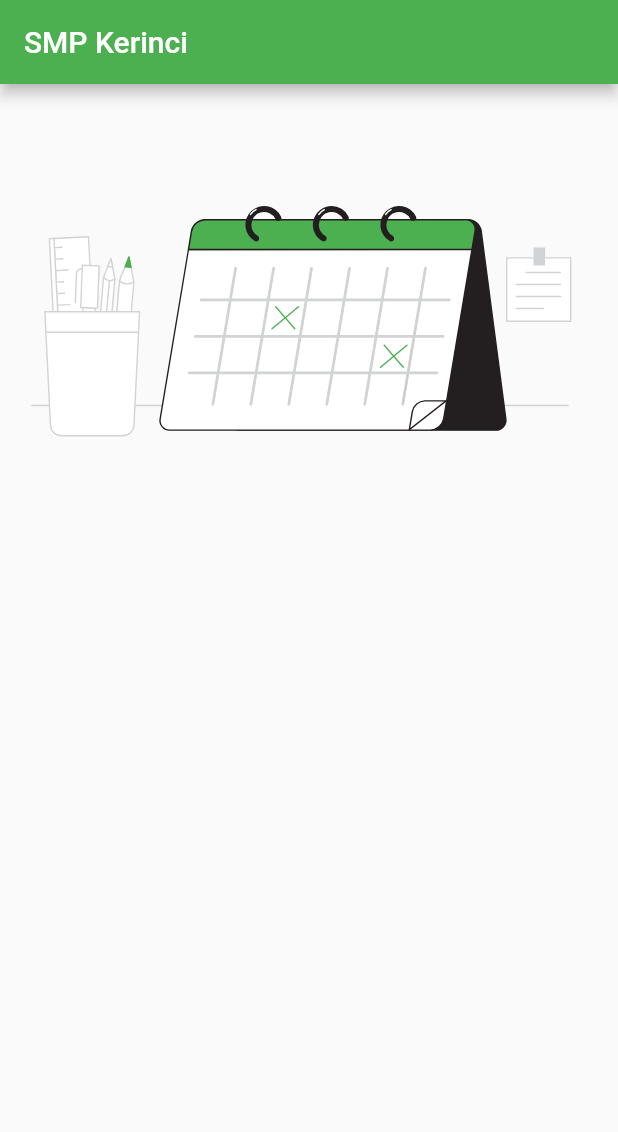
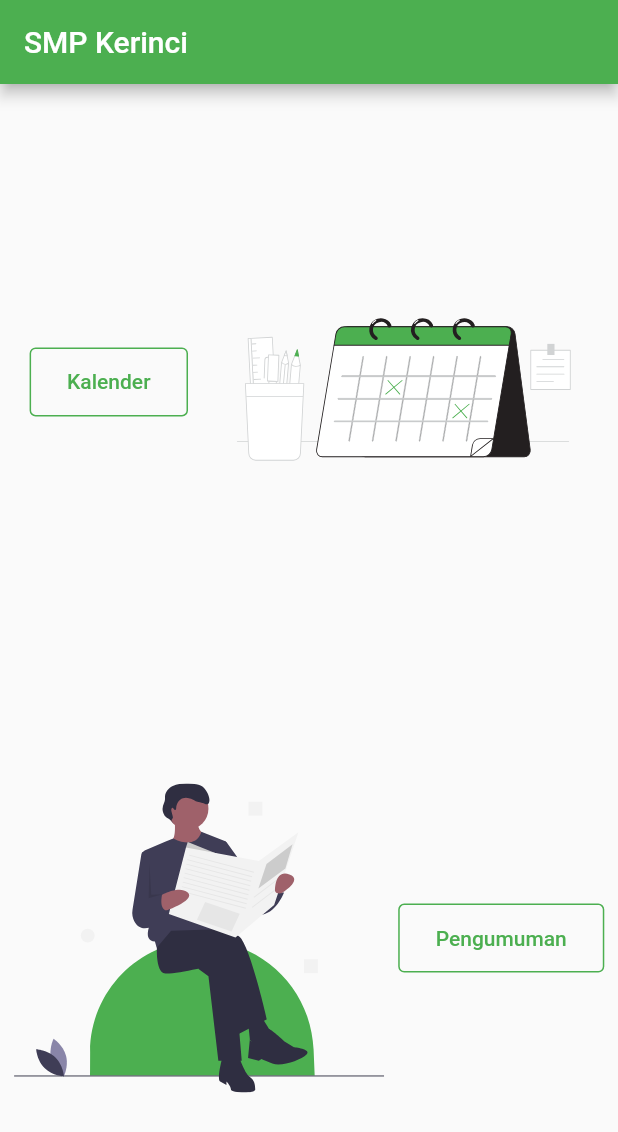
Before and after one commit to alfrirafles/smp_kerinci, a Flutter app: the screen it shows after launch, on a phone screen of 412 x 824 dp. Shown: the top 1132 px of the screen. Run offline on Flutter 3.47's test engine with Material 2 defaults, Android fonts, the phone set to English and light mode, and no system bars; our stand-ins replace flutter_svg.

Commit message:
Completed landing page

```diff
--- a/lib/pages/landing_page.dart
+++ b/lib/pages/landing_page.dart
@@ -1,27 +1,34 @@
 import 'package:flutter/material.dart';
 import 'package:smp_kerinci/pages/templates/base_page.dart';
-import 'package:flutter_svg/flutter_svg.dart';
+import 'package:smp_kerinci/utilities/constants.dart' as constants;
+import 'package:smp_kerinci/components/landing_banner.dart';
 
 class LandingPage extends StatelessWidget {
-  const LandingPage({Key? key}) : super(key: key);
-
   @override
   Widget build(BuildContext context) {
     return BasePage(
       topNavTitle: 'SMP Kerinci',
       body: Container(
         child: Column(
+          mainAxisAlignment: MainAxisAlignment.center,
           crossAxisAlignment: CrossAxisAlignment.center,
           children: [
-            Row(
-              children: [
-                Container(
-                  child: SvgPicture.asset(
-                    'assets/images/calendar_flatline.svg',
-                    semanticsLabel: 'Calendar Logo',
-                  ),
-                ),
-              ],
+            LandingBanner(
+              buttonTitle: 'Kalender',
+              buttonAction: () {},
+              imageAssetName: 'calendar_flatline.svg',
+              imageAssetLabel: 'Calendar Logo',
+              orientation: constants.Orientation.leftToRight,
+            ),
+            SizedBox(
+              height: MediaQuery.of(context).size.height * 0.20,
+            ),
+            LandingBanner(
+              buttonTitle: 'Pengumuman',
+              buttonAction: () {},
+              imageAssetName: 'news_flatline.svg',
+              imageAssetLabel: 'Announcement Logo',
+              orientation: constants.Orientation.rightToLeft,
             ),
           ],
         ),
```
